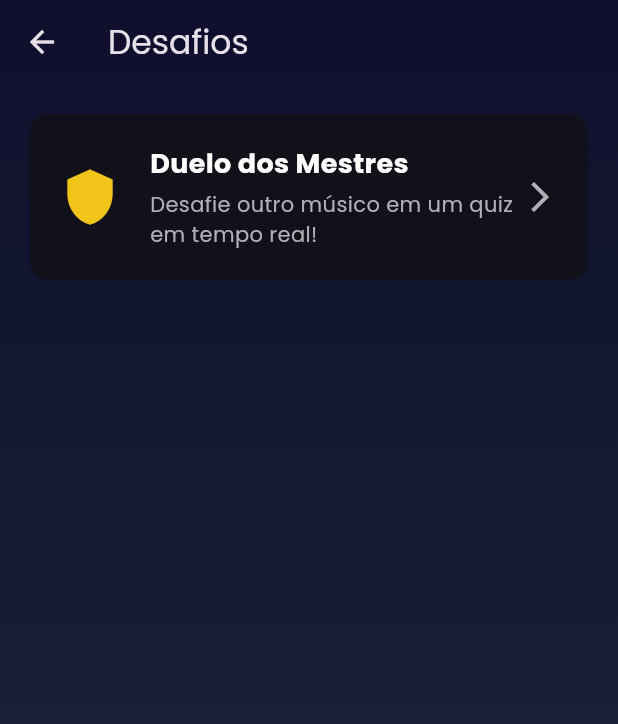
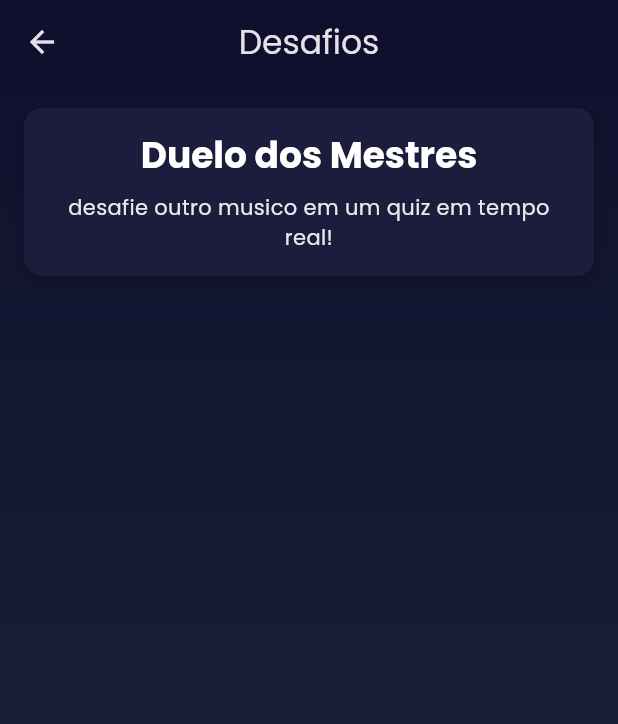
Before and after one commit to qtechsolucoes/musilingo, a Flutter app: the ChallengesScreen screen opened directly, on a phone screen of 412 x 824 dp. Shown: the top 724 px of the screen. Run offline on Flutter 3.47's test engine with Material 3 defaults, Android fonts, the phone set to English and light mode, and no system bars; our stand-ins replace confetti, flutter_dotenv, flutter_svg, google_fonts, image_picker, just_audio and 3 more; missing offline and left inert: flutter_midi_pro; accounts and stored records are empty; project files that could hold a hidden picture were left out.

Commit message:
novas implementações e commit seguro e estável

```diff
--- a/lib/app/presentation/view/main_navigation_screen.dart
+++ b/lib/app/presentation/view/main_navigation_screen.dart
@@ -1,8 +1,7 @@
-// lib/app/presentation/view/main_navigation_screen.dart
-
 import 'package:flutter/material.dart';
 import 'package:musilingo/app/core/theme/app_colors.dart';
-import 'package:musilingo/features/challenges/presentation/view/challenges_screen.dart'; // IMPORTADO
+import 'package:musilingo/app/services/sfx_service.dart'; // SFX Service importado
+import 'package:musilingo/features/challenges/presentation/view/challenges_screen.dart';
 import 'package:musilingo/features/home/presentation/view/home_screen.dart';
 import 'package:musilingo/features/leagues/presentation/view/leagues_screen.dart';
 import 'package:musilingo/features/practice/presentation/view/practice_screen.dart';
@@ -18,19 +17,25 @@ class MainNavigationScreen extends StatefulWidget {
 class _MainNavigationScreenState extends State<MainNavigationScreen> {
   int _currentIndex = 0;
 
-  // **** NOVA TELA ADICIONADA À LISTA ****
   final List<Widget> _screens = [
     const HomeScreen(),
     const PracticeScreen(),
-    const ChallengesScreen(), // TELA DE DESAFIOS
+    const ChallengesScreen(),
     const LeaguesScreen(),
     const ProfileScreen(),
   ];
 
   void _onTabTapped(int index) {
-    setState(() {
-      _currentIndex = index;
-    });
+    // AJUSTE REALIZADO AQUI
+    // Adicionamos a chamada ao serviço de som e verificamos se o
+    // índice foi realmente alterado para evitar sons desnecessários.
+    if (_currentIndex != index) {
+      SfxService.instance.playClick();
+      setState(() {
+        _currentIndex = index;
+      });
+    }
+    // FIM DO AJUSTE
   }
 
   @override
@@ -56,7 +61,6 @@ class _MainNavigationScreenState extends State<MainNavigationScreen> {
             icon: Icon(Icons.music_note),
             label: 'Prática',
           ),
-          // **** NOVO ITEM NA BARRA DE NAVEGAÇÃO ****
           BottomNavigationBarItem(
             icon: Icon(Icons.shield),
             label: 'Desafios',
--- a/lib/features/challenges/presentation/view/challenges_screen.dart
+++ b/lib/features/challenges/presentation/view/challenges_screen.dart
@@ -1,8 +1,7 @@
-// lib/features/challenges/presentation/view/challenges_screen.dart
-
 import 'package:flutter/material.dart';
 import 'package:musilingo/app/core/theme/app_colors.dart';
-import 'package:musilingo/app/presentation/widgets/gradient_background.dart';
+import 'package:musilingo/app/presentation/widgets/gradient_background.dart'; // Import necessário
+import 'package:musilingo/app/services/sfx_service.dart';
 import 'package:musilingo/features/duel/presentation/view/duel_lobby_screen.dart';
 
 class ChallengesScreen extends StatelessWidget {
@@ -10,73 +9,78 @@ class ChallengesScreen extends StatelessWidget {
 
   @override
   Widget build(BuildContext context) {
+    // AJUSTE 1: O Scaffold agora está dentro do nosso GradientBackground
+    // e com o fundo transparente para que o gradiente apareça.
     return GradientBackground(
       child: Scaffold(
         backgroundColor: Colors.transparent,
         appBar: AppBar(
           title: const Text('Desafios'),
+          centerTitle: true,
           backgroundColor: Colors.transparent,
           elevation: 0,
         ),
-        body: ListView(
+        body: SingleChildScrollView(
+          child: Padding(
             padding: const EdgeInsets.all(16.0),
+            child: Column(
+              crossAxisAlignment: CrossAxisAlignment.stretch,
               children: [
-            _buildChallengeCard(
-              context: context,
-              icon: Icons.shield,
-              title: 'Duelo dos Mestres',
-              description: 'Desafie outro músico em um quiz em tempo real!',
+                GestureDetector(
                   onTap: () {
+                    SfxService.instance.playClick();
                     Navigator.push(
                       context,
                       MaterialPageRoute(
-                    builder: (context) => const DuelLobbyScreen(),
-                  ),
+                          builder: (context) => const DuelLobbyScreen()),
                     );
                   },
+                  child: Container(
+                    padding: const EdgeInsets.all(16),
+                    // AJUSTE 2: A decoração foi alterada para usar a cor sólida
+                    // AppColors.card, padronizando com a tela de Prática.
+                    decoration: BoxDecoration(
+                      color: AppColors.card,
+                      borderRadius: BorderRadius.circular(12),
+                      boxShadow: [
+                        BoxShadow(
+                          // ignore: deprecated_member_use
+                          color: Colors.black.withOpacity(0.2),
+                          spreadRadius: 1,
+                          blurRadius: 5,
+                          offset: const Offset(0, 3),
+                        ),
+                      ],
+                    ),
+                    // FIM DO AJUSTE
+                    child: Column(
+                      children: [
+                        Text(
+                          'Duelo dos Mestres',
+                          style: Theme.of(context)
+                              .textTheme
+                              .headlineSmall
+                              ?.copyWith(
+                                color: Colors.white,
+                                fontWeight: FontWeight.bold,
+                              ),
+                        ),
+                        const SizedBox(height: 8),
+                        Text(
+                          'desafie outro musico em um quiz em tempo real!',
+                          textAlign: TextAlign.center,
+                          style: Theme.of(context)
+                              .textTheme
+                              .bodyMedium
+                              // ignore: deprecated_member_use
+                              ?.copyWith(color: Colors.white.withOpacity(0.9)),
                         ),
                       ],
                     ),
                   ),
-    );
-  }
-
-  Widget _buildChallengeCard({
-    required BuildContext context,
-    required IconData icon,
-    required String title,
-    required String description,
-    required VoidCallback onTap,
-  }) {
-    return Card(
-      // CORREÇÃO: Usando a cor com opacidade definida no tema
-      color: Theme.of(context).cardColor.withAlpha(200),
-      shape: RoundedRectangleBorder(borderRadius: BorderRadius.circular(12)),
-      child: InkWell(
-        onTap: onTap,
-        borderRadius: BorderRadius.circular(12),
-        child: Padding(
-          padding: const EdgeInsets.all(20.0),
-          child: Row(
-            children: [
-              Icon(icon, size: 40, color: AppColors.accent),
-              const SizedBox(width: 20),
-              Expanded(
-                child: Column(
-                  crossAxisAlignment: CrossAxisAlignment.start,
-                  children: [
-                    Text(title,
-                        style: const TextStyle(
-                            fontSize: 18, fontWeight: FontWeight.bold)),
-                    const SizedBox(height: 4),
-                    Text(description,
-                        style: const TextStyle(color: AppColors.textSecondary)),
+                ),
               ],
             ),
-              ),
-              const Icon(Icons.arrow_forward_ios,
-                  color: AppColors.textSecondary),
-            ],
           ),
         ),
       ),
--- a/lib/features/home/presentation/view/home_screen.dart
+++ b/lib/features/home/presentation/view/home_screen.dart
@@ -1,17 +1,13 @@
-// lib/features/home/presentation/view/home_screen.dart
-
 import 'package:flutter/material.dart';
 import 'package:musilingo/app/core/theme/app_colors.dart';
 import 'package:musilingo/app/data/models/lesson_model.dart';
-import 'package:musilingo/app/data/models/module_model.dart'; // Import do ModuleModel
+import 'package:musilingo/app/data/models/module_model.dart';
 import 'package:musilingo/app/presentation/view/splash_screen.dart';
 import 'package:musilingo/app/services/database_service.dart';
 import 'package:musilingo/app/services/user_session.dart';
 import 'package:musilingo/features/home/presentation/widgets/world_widget.dart';
 import 'package:musilingo/main.dart';
 import 'package:provider/provider.dart';
-
-// A classe 'World' foi removida, pois não é mais necessária.
 
 class HomeScreen extends StatefulWidget {
   const HomeScreen({super.key});
@@ -30,24 +26,18 @@ class _HomeScreenState extends State<HomeScreen> {
     _homeDataFuture = _fetchHomeData();
   }
 
-  // --- LÓGICA DE BUSCA DE DADOS SIMPLIFICADA E CORRIGIDA ---
   Future<Map<String, dynamic>> _fetchHomeData() async {
     try {
       final userId = supabase.auth.currentUser?.id;
       if (userId == null) throw 'Utilizador não autenticado.';
-
-      // A busca já nos traz os módulos com suas respectivas lições aninhadas.
       final modules = await _databaseService.getModulesAndLessons();
       final completedLessonIds =
           await _databaseService.getCompletedLessonIds(userId);
-
-      // Criamos uma lista plana de todas as lições para a lógica de desbloqueio.
       final allLessons = modules.expand((module) => module.lessons).toList();
-
       return {
-        'modules': modules, // Passamos a lista de módulos diretamente
+        'modules': modules,
         'completedLessonIds': completedLessonIds,
-        'allLessons': allLessons, // Passamos a lista completa para referência
+        'allLessons': allLessons,
       };
     } catch (error, stackTrace) {
       debugPrint("Erro detalhado ao buscar dados: $error");
@@ -71,8 +61,12 @@ class _HomeScreenState extends State<HomeScreen> {
       appBar: AppBar(
         backgroundColor: AppColors.background,
         elevation: 0,
-        title: const Text('Trilha de Aprendizagem',
+        // AJUSTE REALIZADO AQUI
+        // O título foi alterado de 'Trilha de Aprendizagem'
+        // para 'Jornada Musical' para melhor visualização.
+        title: const Text('Jornada Musical',
             style: TextStyle(fontWeight: FontWeight.bold)),
+        // FIM DO AJUSTE
         actions: [
           Row(children: [
             const Icon(Icons.local_fire_department, color: Colors.orangeAccent),
@@ -150,7 +144,6 @@ class _HomeScreenState extends State<HomeScreen> {
           final completedLessonIds = data['completedLessonIds'] as Set<int>;
           final allLessons = data['allLessons'] as List<Lesson>;
 
-          // Lógica para encontrar o módulo inicial a ser exibido
           int initialModuleIndex = 0;
           if (modules.isNotEmpty) {
             int lastCompletedLessonIndex = allLessons.lastIndexWhere(
@@ -159,12 +152,10 @@ class _HomeScreenState extends State<HomeScreen> {
             if (lastCompletedLessonIndex != -1) {
               final lastCompletedLessonId =
                   allLessons[lastCompletedLessonIndex].id;
-              // Encontra o próximo módulo a ser exibido
               for (int i = 0; i < modules.length; i++) {
                 if (modules[i]
                     .lessons
                     .any((l) => l.id == lastCompletedLessonId)) {
-                  // Se a lição completada for a última do módulo, avança para o próximo.
                   if (modules[i].lessons.last.id == lastCompletedLessonId &&
                       i + 1 < modules.length) {
                     initialModuleIndex = i + 1;
@@ -182,14 +173,13 @@ class _HomeScreenState extends State<HomeScreen> {
 
           return PageView.builder(
             controller: pageController,
-            physics:
-                const BouncingScrollPhysics(), // Melhoramos a física do PageView
+            physics: const BouncingScrollPhysics(),
             itemCount: modules.length,
             itemBuilder: (context, index) {
               final module = modules[index];
               return WorldWidget(
-                module: module, // Passamos o objeto Module
-                allLessons: allLessons, // Passamos a lista completa de lições
+                module: module,
+                allLessons: allLessons,
                 completedLessonIds: completedLessonIds,
                 isFirstModule: index == 0,
                 isLastModule: index == modules.length - 1,
--- a/lib/features/home/presentation/widgets/world_widget.dart
+++ b/lib/features/home/presentation/widgets/world_widget.dart
@@ -1,5 +1,3 @@
-// lib/features/home/presentation/widgets/world_widget.dart
-
 import 'package:flutter/material.dart';
 import 'package:musilingo/app/core/theme/app_colors.dart';
 import 'package:musilingo/app/data/models/lesson_model.dart';
@@ -201,22 +199,12 @@ class _WorldWidgetState extends State<WorldWidget> {
   }
 }
 
-// --- PINTOR DE CAMINHO COM AJUSTE FINO DE ALTURA ---
 class PathPainter extends CustomPainter {
   final List<Offset> nodePositions;
-
-  // --- ÁREA DE AJUSTE ---
   final double nodeRadius = 35.0;
   final double cornerRadius = 30.0;
   final double strokeWidth = 8.0;
-
-  // AQUI ESTÁ O AJUSTE QUE VOCÊ PROCURA!
-  // Use este valor para subir ou descer o ponto de partida da linha.
-  // - Um valor NEGATIVO sobe a linha.
-  // - Um valor POSITIVO desce a linha.
-  // Comece com -5.0 e ajuste conforme necessário.
   final double verticalOffset = -20.0;
-  // ----------------------
 
   PathPainter({required this.nodePositions});
 
@@ -226,44 +214,37 @@ class PathPainter extends CustomPainter {
       return;
     }
 
+    // AJUSTE REALIZADO AQUI
+    // A cor foi alterada de AppColors.primary para um branco semitransparente
+    // para uma melhor integração visual com o fundo gradiente.
     final paint = Paint()
-      ..color = AppColors.primary
+      // ignore: deprecated_member_use
+      ..color = Colors.white.withOpacity(0.4) // Cor da linha alterada
       ..style = PaintingStyle.stroke
       ..strokeWidth = strokeWidth
       ..strokeCap = StrokeCap.round;
+    // FIM DO AJUSTE
 
     for (int i = 0; i < nodePositions.length - 1; i++) {
       final startOffset = nodePositions[i];
       final endOffset = nodePositions[i + 1];
-
       final bool isMovingRight = endOffset.dx > startOffset.dx;
-
       final path = Path();
-
-      // A MUDANÇA ACONTECE AQUI!
-      // Adicionamos o 'verticalOffset' à coordenada Y do ponto de partida.
       final startPoint = Offset(
           startOffset.dx + (isMovingRight ? nodeRadius : -nodeRadius),
-          startOffset.dy + verticalOffset // <-- AJUSTE APLICADO AQUI
-          );
-
+          startOffset.dy + verticalOffset);
       final endPoint = Offset(endOffset.dx, endOffset.dy - nodeRadius);
-
       path.moveTo(startPoint.dx, startPoint.dy);
-
       final horizontalLineEndX =
           endPoint.dx + (isMovingRight ? -cornerRadius : cornerRadius);
       path.lineTo(horizontalLineEndX, startPoint.dy);
-
       final arcEndPoint = Offset(endPoint.dx, startPoint.dy + cornerRadius);
       path.arcToPoint(
         arcEndPoint,
         radius: Radius.circular(cornerRadius),
         clockwise: isMovingRight,
       );
-
       path.lineTo(endPoint.dx, endPoint.dy);
-
       canvas.drawPath(path, paint);
     }
   }
```
Lines whose indentation alone changed are shown as unchanged.
